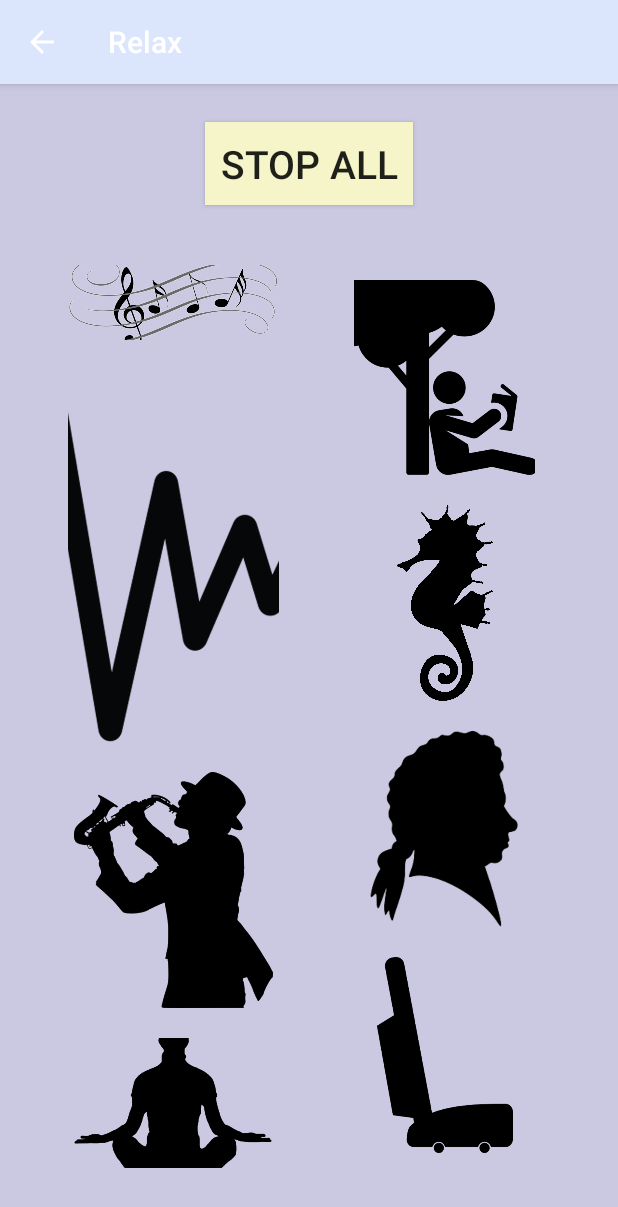
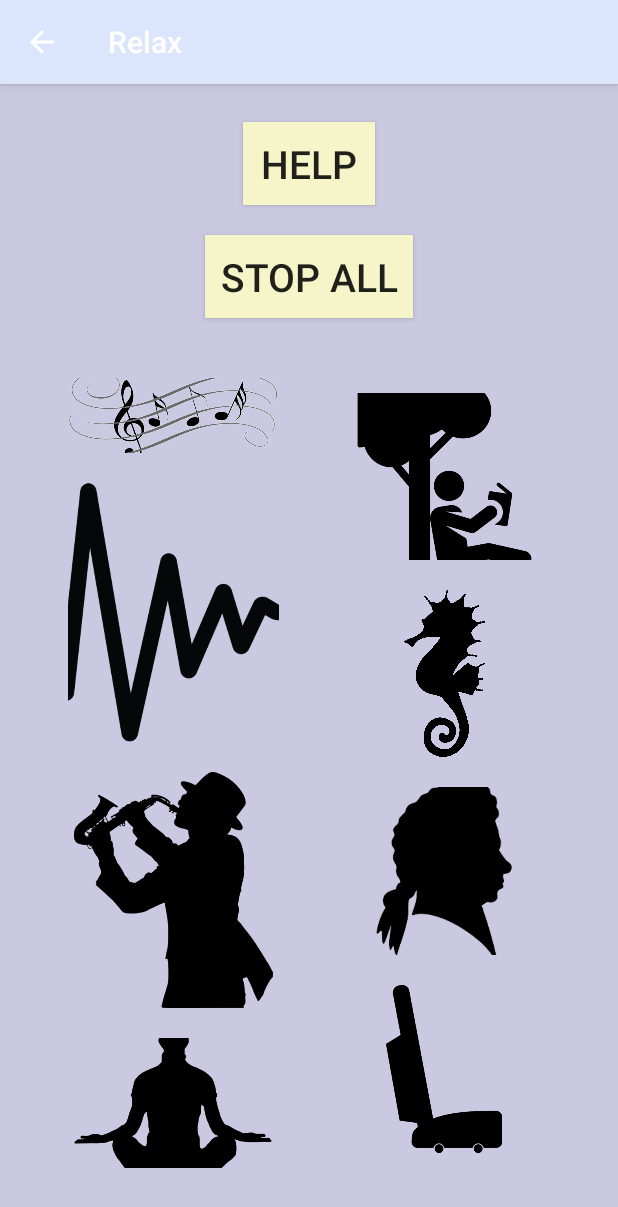
Before and after one commit to hamiltona21/RelaxReferReflect, an Android app: the RelaxActivity screen opened directly, with no data from a screen before it, after a tap on "STOP ALL", on a phone screen of 412 x 824 dp. Shown: the top 1207 px of the screen. Run offline under Robolectric (Android 15) with nearby library versions, the phone set to English and light mode, and no system bars.

Commit message:
9th commit

```diff
--- a/app/src/main/java/ashleyhamilton/honorsmobileapps/relaxreferreflect/RelaxActivity.java
+++ b/app/src/main/java/ashleyhamilton/honorsmobileapps/relaxreferreflect/RelaxActivity.java
@@ -1,7 +1,11 @@
 package ashleyhamilton.honorsmobileapps.relaxreferreflect;
 
 import androidx.appcompat.app.AppCompatActivity;
+import androidx.fragment.app.DialogFragment;
 
+import android.app.AlertDialog;
+import android.app.Dialog;
+import android.content.DialogInterface;
 import android.media.MediaPlayer;
 import android.os.Bundle;
 import android.view.View;
@@ -23,6 +27,7 @@ public class RelaxActivity extends AppCompatActivity {
         ImageButton upbeat=findViewById(R.id.upbeat);
         ImageButton vacuum=findViewById(R.id.vacuum);
         Button stop=findViewById(R.id.stop);
+        Button help=findViewById(R.id.help);
         View.OnClickListener myListener = new View.OnClickListener() {
             @Override
             public void onClick(View v) {
@@ -62,6 +67,20 @@ public class RelaxActivity extends AppCompatActivity {
                     mMediaPlayer=MediaPlayer.create(RelaxActivity.this, R.raw.vacuum);
                     mMediaPlayer.start();
                 }
+                else if(v.getId() == R.id.help) {
+                    AlertDialog.Builder alertDialogBuilder = new AlertDialog.Builder(RelaxActivity.this);
+                    alertDialogBuilder.setMessage("This screen is a satisfying sound board. Select an image to play a tune. From there, you can select another image to stop the previous sound and start to play a new one. Press \"stop all\" to stop the music.");
+                            alertDialogBuilder.setPositiveButton("OK",
+                                    new DialogInterface.OnClickListener() {
+                                        @Override
+                                        public void onClick(DialogInterface arg0, int arg1) {
+
+                                        }
+                                    });
+                    AlertDialog alertDialog = alertDialogBuilder.create();
+                    alertDialog.show();
+                }
+
             }
         };
         frequency.setOnClickListener(myListener);
@@ -73,6 +92,7 @@ public class RelaxActivity extends AppCompatActivity {
         upbeat.setOnClickListener(myListener);
         vacuum.setOnClickListener(myListener);
         stop.setOnClickListener(myListener);
+        help.setOnClickListener(myListener);
     }
     @Override
     protected void onStop(){
@@ -82,4 +102,5 @@ public class RelaxActivity extends AppCompatActivity {
             mMediaPlayer=null;
         }
     }
+
 }
--- a/app/src/main/res/layout/activity_relax.xml
+++ b/app/src/main/res/layout/activity_relax.xml
@@ -10,6 +10,17 @@
     <Button
         android:layout_width="wrap_content"
         android:layout_height="wrap_content"
+        android:text="@string/help"
+        android:background="@color/colorAccent"
+        android:layout_margin="10dp"
+        android:textSize="26sp"
+        android:layout_centerHorizontal="true"
+        android:id="@+id/help"
+        android:padding="10dp"
+        />
+    <Button
+        android:layout_width="wrap_content"
+        android:layout_height="wrap_content"
         android:text="@string/stop_all"
         android:background="@color/colorAccent"
         android:layout_margin="10dp"
@@ -17,6 +28,7 @@
         android:layout_centerHorizontal="true"
         android:id="@+id/stop"
         android:padding="10dp"
+        android:layout_below="@id/help"
         />
 <LinearLayout
     android:layout_below="@id/stop"
--- a/app/src/main/res/values/strings.xml
+++ b/app/src/main/res/values/strings.xml
@@ -5,4 +5,5 @@
     <string name="reflect">reflect</string>
     <string name="spaceHolder">Inspirational Quote</string>
     <string name="stop_all">Stop all</string>
+    <string name="help">help</string>
 </resources>
```
